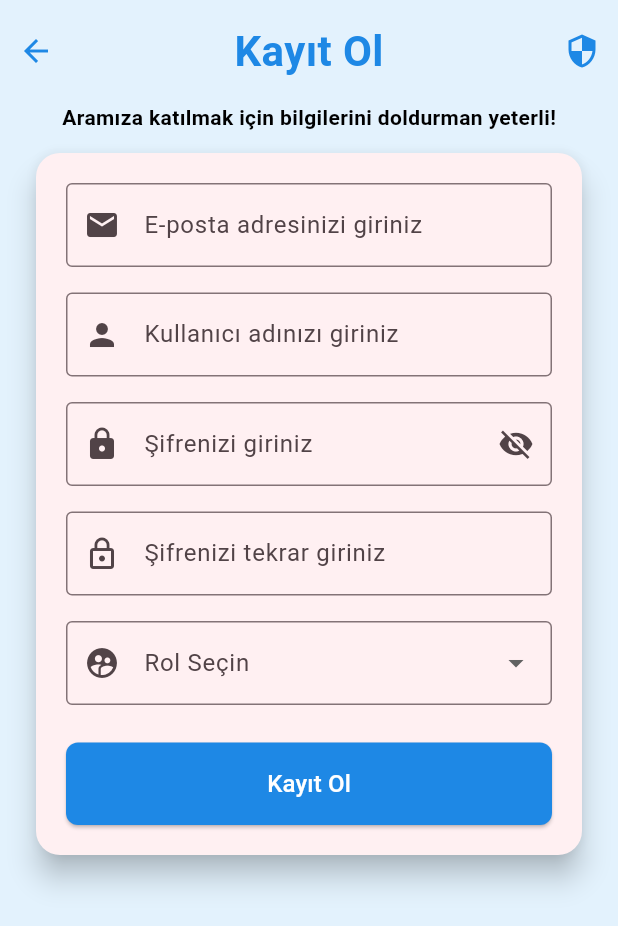
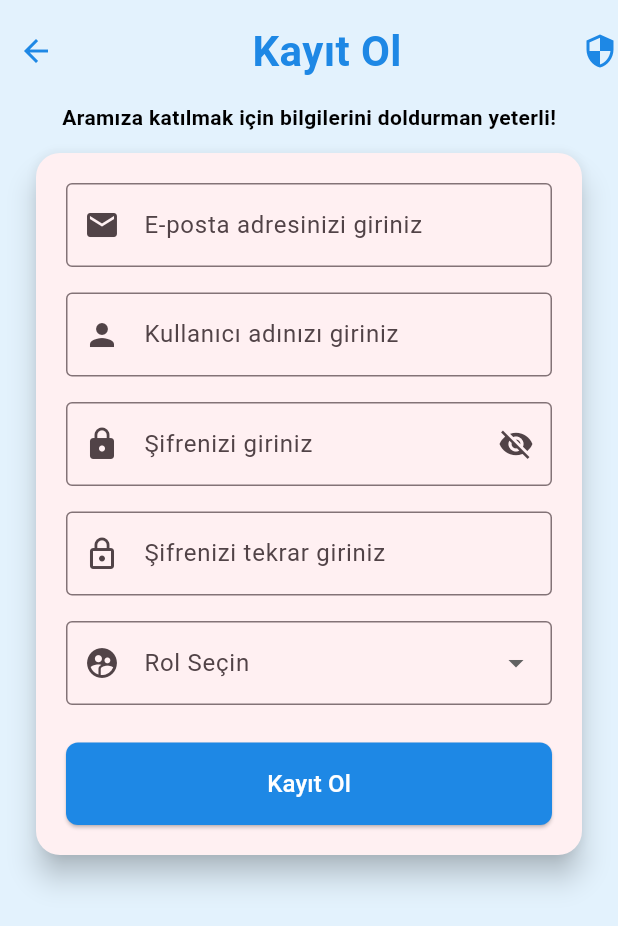
Before and after one commit to FurkanOguzgoksu/flutter-api-book-example, a Flutter app: the PageSignUp screen opened directly, on a phone screen of 412 x 824 dp. Shown: the top 926 px of the screen. Run offline on Flutter 3.47's test engine with Material 3 defaults, Android fonts, the light colour scheme and no system bars; our stand-ins replace animated_text_kit, connectivity_plus, shared_preferences; accounts and stored records are empty.

Commit message:
update iconbuton --> icon

```diff
--- a/lib/pages/user_operations/page_sign_up.dart
+++ b/lib/pages/user_operations/page_sign_up.dart
@@ -82,10 +82,7 @@ class _PageSignUpState extends State<PageSignUp> {
                       color: Color(0xFF1E88E5),
                     ),
                   ),
-                  IconButton(
-                    onPressed: () {},
-                    icon: Icon(Icons.security, color: Color(0xFF1E88E5)),
-                  ),
+                  Icon(Icons.security, color: Color(0xFF1E88E5)),
                 ],
               ),
 
```
